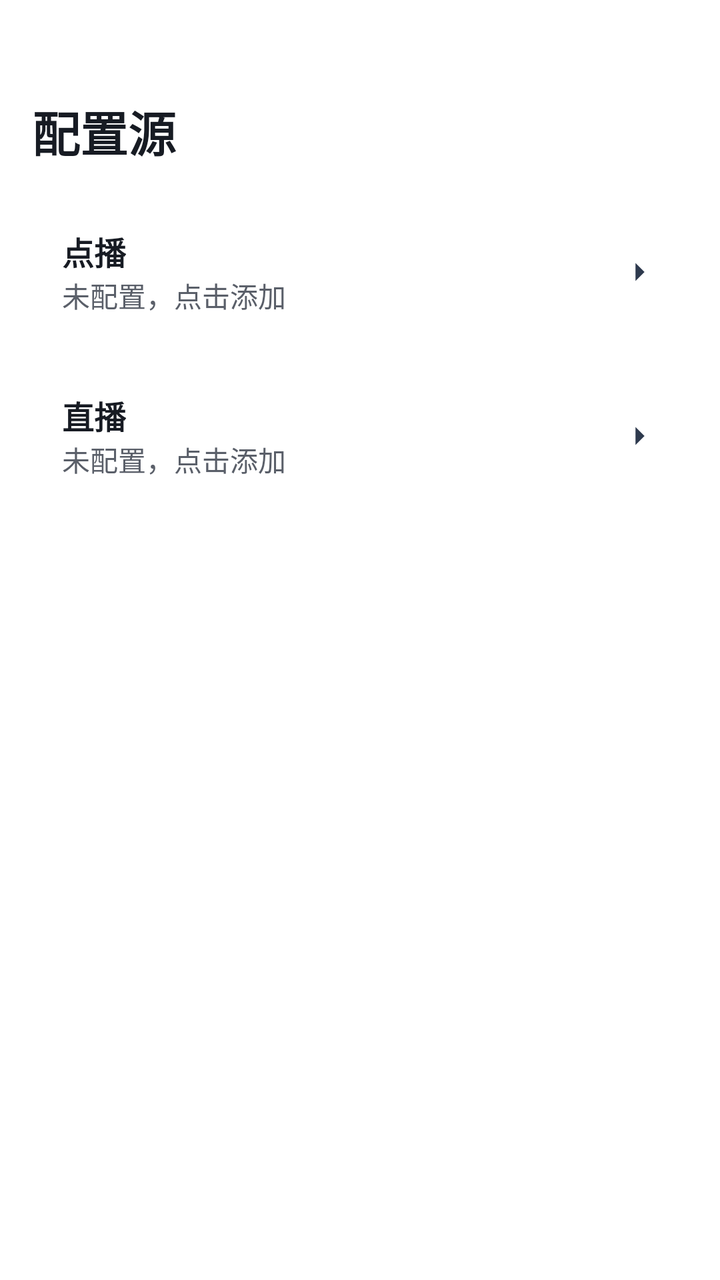
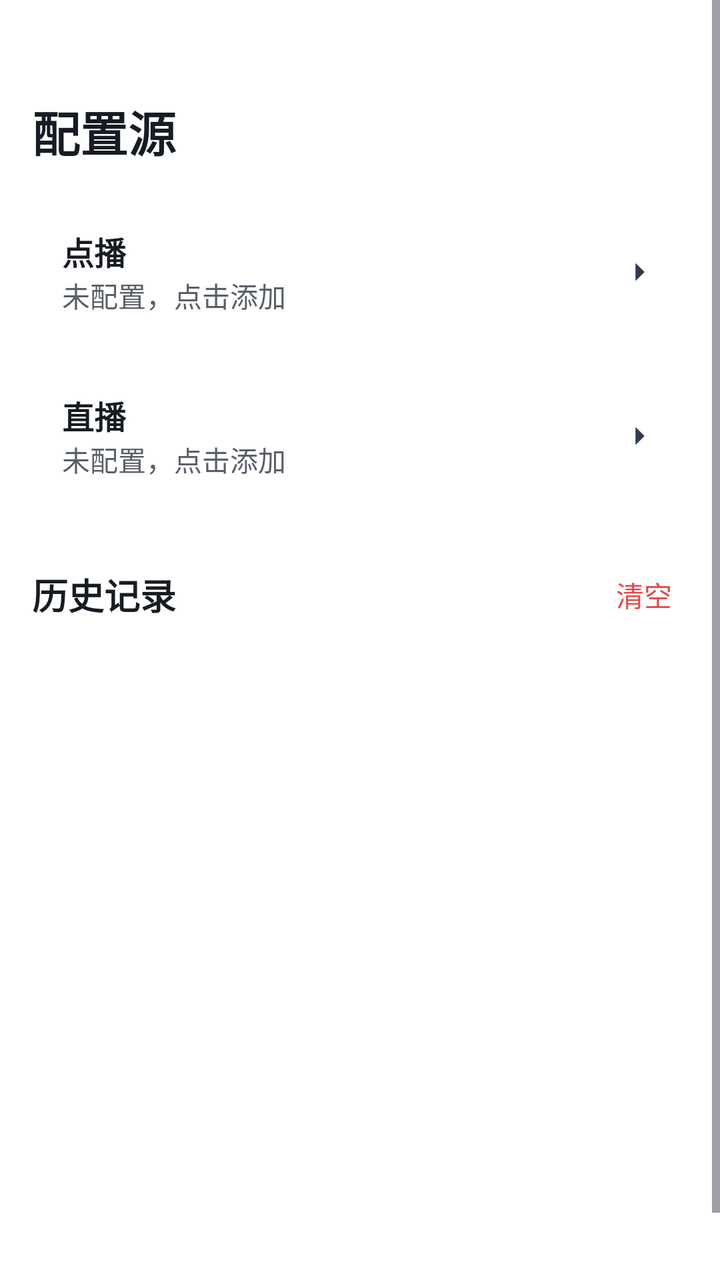

An Android layout rendered at two revisions. The XML below is the earlier revision; the diff shows what the commit changed to produce the second picture.
<!-- AndroidManifest.xml: another module's application theme Theme.App -->
<!-- res/layout/activity_config_source.xml -->
<?xml version="1.0" encoding="utf-8"?>
<ScrollView xmlns:android="http://schemas.android.com/apk/res/android"
    android:layout_width="match_parent"
    android:layout_height="match_parent"
    android:fillViewport="true">
    <LinearLayout
        android:layout_width="match_parent"
        android:layout_height="wrap_content"
        android:orientation="vertical"
        android:paddingLeft="16dp"
        android:paddingRight="16dp"
        android:paddingTop="48dp"
        android:paddingBottom="16dp">
        <TextView
            android:layout_width="wrap_content"
            android:layout_height="wrap_content"
            android:text="配置源"
            android:textColor="#171B23"
            android:textSize="24sp"
            android:textStyle="bold"
            android:layout_marginBottom="16dp" />
        <LinearLayout
            android:id="@+id/card_vod"
            android:layout_width="match_parent"
            android:layout_height="wrap_content"
            android:layout_marginBottom="8dp"
            android:background="@drawable/xc_setcard_v2"
            android:clickable="true"
            android:focusable="true"
            android:foreground="?attr/selectableItemBackground"
            android:gravity="center_vertical"
            android:minHeight="64dp"
            android:orientation="horizontal"
            android:padding="15dp">
            <LinearLayout
                android:layout_width="0dp"
                android:layout_height="wrap_content"
                android:layout_weight="1"
                android:orientation="vertical">
                <TextView
                    android:layout_width="wrap_content"
                    android:layout_height="wrap_content"
                    android:text="点播"
                    android:textColor="#171B23"
                    android:textSize="16sp"
                    android:textStyle="bold" />
                <TextView
                    android:id="@+id/tv_vod_name"
                    android:layout_width="wrap_content"
                    android:layout_height="wrap_content"
                    android:textColor="#171B23"
                    android:textSize="14sp"
                    android:visibility="gone" />
                <TextView
                    android:id="@+id/tv_vod_url"
                    android:layout_width="match_parent"
                    android:layout_height="wrap_content"
                    android:textColor="#5A5F69"
                    android:textSize="12sp"
                    android:maxLines="1"
                    android:ellipsize="end"
                    android:visibility="gone" />
                <TextView
                    android:id="@+id/tv_vod_empty"
                    android:layout_width="wrap_content"
                    android:layout_height="wrap_content"
                    android:text="未配置，点击添加"
                    android:textColor="#5A5F69"
                    android:textSize="14sp" />
            </LinearLayout>
            <ImageView
                android:layout_width="18dp"
                android:layout_height="18dp"
                android:src="@drawable/ic_chev_v2" />
        </LinearLayout>
        <LinearLayout
            android:id="@+id/card_live"
            android:layout_width="match_parent"
            android:layout_height="wrap_content"
            android:layout_marginBottom="8dp"
            android:background="@drawable/xc_setcard_v2"
            android:clickable="true"
            android:focusable="true"
            android:foreground="?attr/selectableItemBackground"
            android:gravity="center_vertical"
            android:minHeight="64dp"
            android:orientation="horizontal"
            android:padding="15dp">
            <LinearLayout
                android:layout_width="0dp"
                android:layout_height="wrap_content"
                android:layout_weight="1"
                android:orientation="vertical">
                <TextView
                    android:layout_width="wrap_content"
                    android:layout_height="wrap_content"
                    android:text="直播"
                    android:textColor="#171B23"
                    android:textSize="16sp"
                    android:textStyle="bold" />
                <TextView
                    android:id="@+id/tv_live_name"
                    android:layout_width="wrap_content"
                    android:layout_height="wrap_content"
                    android:textColor="#171B23"
                    android:textSize="14sp"
                    android:visibility="gone" />
                <TextView
                    android:id="@+id/tv_live_url"
                    android:layout_width="match_parent"
                    android:layout_height="wrap_content"
                    android:textColor="#5A5F69"
                    android:textSize="12sp"
                    android:maxLines="1"
                    android:ellipsize="end"
                    android:visibility="gone" />
                <TextView
                    android:id="@+id/tv_live_empty"
                    android:layout_width="wrap_content"
                    android:layout_height="wrap_content"
                    android:text="未配置，点击添加"
                    android:textColor="#5A5F69"
                    android:textSize="14sp" />
            </LinearLayout>
            <ImageView
                android:layout_width="18dp"
                android:layout_height="18dp"
                android:src="@drawable/ic_chev_v2" />
        </LinearLayout>
    </LinearLayout>
</ScrollView>
<!-- resources referenced by this layout -->
<resources>
  <!-- drawable ic_chev_v2 (drawable) -->
  <?xml version="1.0" encoding="utf-8"?>
  <vector xmlns:android="http://schemas.android.com/apk/res/android"
      android:width="18dp"
      android:height="18dp"
      android:viewportWidth="24"
      android:viewportHeight="24">
      <path
          android:fillColor="#2E3A4E"
          android:pathData="M9,6l6,6l-6,6" />
  </vector>
  <!-- drawable xc_setcard_v2 (drawable) -->
  <?xml version="1.0" encoding="utf-8"?>
  <shape xmlns:android="http://schemas.android.com/apk/res/android" android:shape="rectangle">
      <corners android:radius="10dp" />
      <solid android:color="#57FFFFFF" />
      <stroke android:width="1dp" android:color="#61FFFFFF" />
  </shape>
  <style name="Theme.App" parent="Theme.XingChen" />
  <style name="Theme.XingChen" parent="Theme.Material3.DayNight.NoActionBar">
          <item name="android:windowBackground">@android:color/transparent</item>
                <item name="android:colorBackground">@android:color/transparent</item>
          <item name="colorPrimary">#f0a400</item>
          <item name="colorPrimaryVariant">#c07f00</item>
          <item name="colorOnPrimary">@android:color/white</item>
      </style>
</resources>

<!-- the commit's change to res/layout/activity_config_source.xml (unified diff, before → after) -->
@@ -127,5 +127,46 @@
                 android:layout_height="18dp"
                 android:src="@drawable/ic_chev_v2" />
         </LinearLayout>
+
+        <RelativeLayout
+            android:layout_width="match_parent"
+            android:layout_height="wrap_content"
+            android:layout_marginTop="16dp"
+            android:layout_marginBottom="8dp">
+
+            <TextView
+                android:layout_width="wrap_content"
+                android:layout_height="wrap_content"
+                android:layout_centerVertical="true"
+                android:text="历史记录"
+                android:textColor="#171B23"
+                android:textSize="18sp"
+                android:textStyle="bold" />
+
+            <TextView
+                android:id="@+id/tv_history_clear"
+                android:layout_width="wrap_content"
+                android:layout_height="wrap_content"
+                android:layout_alignParentEnd="true"
+                android:layout_centerVertical="true"
+                android:background="?attr/selectableItemBackgroundBorderless"
+                android:padding="8dp"
+                android:text="清空"
+                android:textColor="#E5484D"
+                android:textSize="14sp" />
+        </RelativeLayout>
+
+        <LinearLayout
+            android:layout_width="match_parent"
+            android:layout_height="wrap_content"
+            android:background="@drawable/xc_setcard_v2"
+            android:padding="8dp">
+
+            <androidx.recyclerview.widget.RecyclerView
+                android:id="@+id/rv_history"
+                android:layout_width="match_parent"
+                android:layout_height="320dp"
+                android:clipToPadding="false" />
+        </LinearLayout>
     </LinearLayout>
 </ScrollView>
